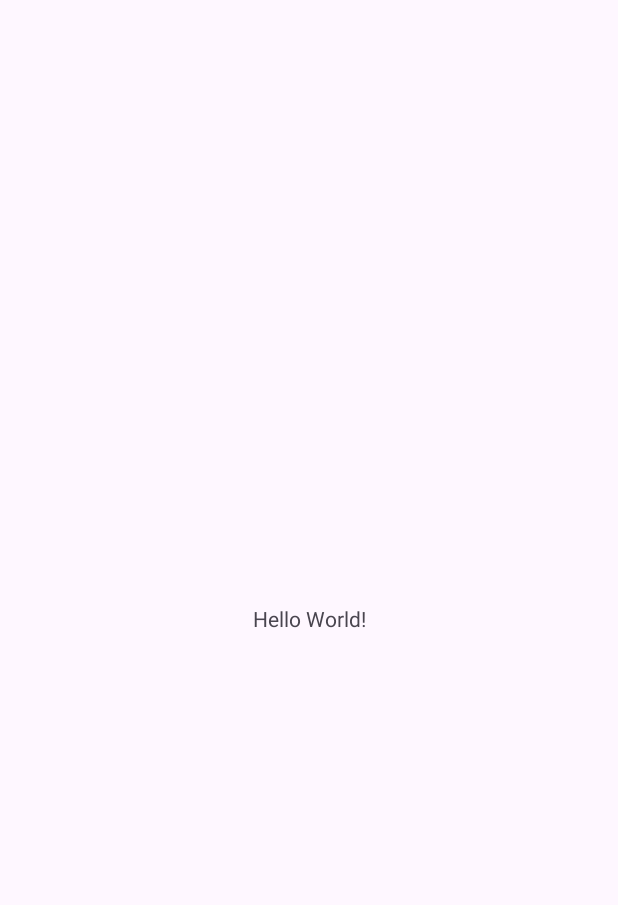
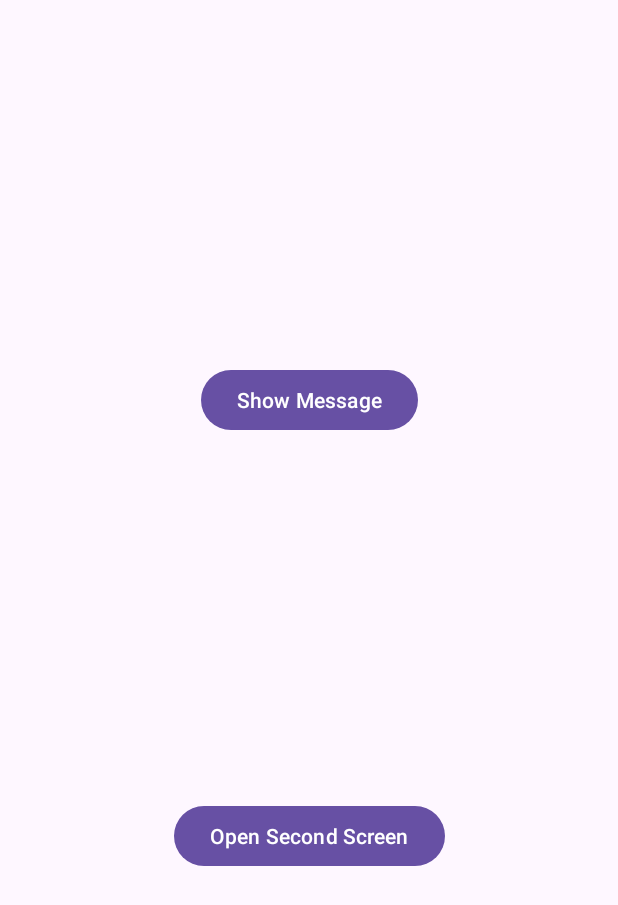
Before and after one commit to JhonZC11/APK, an Android app: the screen it shows after launch (MainActivity), on a phone screen of 412 x 824 dp. Before the commit the part shown is almost empty. Shown: the top 905 px of the screen. Run offline under Robolectric (Android 15) with nearby library versions, the phone set to English and light mode, and no system bars.

Commit message:
Se alcanzan resultados, luego de un rato

```diff
--- a/app/src/main/AndroidManifest.xml
+++ b/app/src/main/AndroidManifest.xml
@@ -13,6 +13,9 @@
         android:theme="@style/Theme.ADSO"
         tools:targetApi="31">
         <activity
+            android:name=".SecondActivity"
+            android:exported="false" />
+        <activity
             android:name=".MainActivity"
             android:exported="true">
             <intent-filter>
--- a/app/src/main/java/com/example/adso/MainActivity.kt
+++ b/app/src/main/java/com/example/adso/MainActivity.kt
@@ -1,20 +1,33 @@
 package com.example.adso
 
+import android.content.Intent
 import android.os.Bundle
-import androidx.activity.enableEdgeToEdge
+import android.widget.Button
+import android.widget.Toast
 import androidx.appcompat.app.AppCompatActivity
-import androidx.core.view.ViewCompat
-import androidx.core.view.WindowInsetsCompat
+
 
 class MainActivity : AppCompatActivity() {
     override fun onCreate(savedInstanceState: Bundle?) {
         super.onCreate(savedInstanceState)
-        enableEdgeToEdge()
         setContentView(R.layout.activity_main)
-        ViewCompat.setOnApplyWindowInsetsListener(findViewById(R.id.main)) { v, insets ->
-            val systemBars = insets.getInsets(WindowInsetsCompat.Type.systemBars())
-            v.setPadding(systemBars.left, systemBars.top, systemBars.right, systemBars.bottom)
-            insets
+
+        val showMessageButton = findViewById<Button>(R.id.button_show_message)
+        showMessageButton.setOnClickListener {
+            Toast.makeText(
+                this@MainActivity,
+                "Primer botón de mi app en android",
+                Toast.LENGTH_SHORT
+            ).show()
+        }
+
+        val openSecondActivityButton = findViewById<Button>(R.id.button_open_second_activity)
+        openSecondActivityButton.setOnClickListener {
+            val intent = Intent(
+                this@MainActivity,
+                SecondActivity::class.java
+            )
+            startActivity(intent)
         }
     }
 }
--- a/app/src/main/res/layout/activity_main.xml
+++ b/app/src/main/res/layout/activity_main.xml
@@ -2,18 +2,29 @@
 <androidx.constraintlayout.widget.ConstraintLayout xmlns:android="http://schemas.android.com/apk/res/android"
     xmlns:app="http://schemas.android.com/apk/res-auto"
     xmlns:tools="http://schemas.android.com/tools"
-    android:id="@+id/main"
     android:layout_width="match_parent"
     android:layout_height="match_parent"
     tools:context=".MainActivity">
 
-    <TextView
+    <Button
+        android:id="@+id/button_show_message"
         android:layout_width="wrap_content"
         android:layout_height="wrap_content"
-        android:text="Hello World!"
+        android:text="@string/button_show_message"
+        app:layout_constraintTop_toTopOf="parent"
+        app:layout_constraintBottom_toTopOf="@+id/button_open_second_activity"
+        app:layout_constraintStart_toStartOf="parent"
+        app:layout_constraintEnd_toEndOf="parent"/>
+
+    <Button
+        android:id="@+id/button_open_second_activity"
+        android:layout_width="wrap_content"
+        android:layout_height="wrap_content"
+        android:text="@string/button_open_second_activity"
+        app:layout_constraintTop_toBottomOf="@+id/button_show_message"
+        app:layout_constraintStart_toStartOf="parent"
+        app:layout_constraintEnd_toEndOf="parent"
         app:layout_constraintBottom_toBottomOf="parent"
-        app:layout_constraintEnd_toEndOf="parent"
-        app:layout_constraintStart_toStartOf="parent"
-        app:layout_constraintTop_toTopOf="parent" />
+        app:layout_constraintVertical_bias="0.5"/>
 
 </androidx.constraintlayout.widget.ConstraintLayout>
--- a/app/src/main/res/values/strings.xml
+++ b/app/src/main/res/values/strings.xml
@@ -1,3 +1,6 @@
 <resources>
-    <string name="app_name">ADSO</string>
+    <string name="app_name">MyFirstApp</string>
+    <string name="button_show_message">Show Message</string>
+    <string name="button_open_second_activity">Open Second Screen</string>
+    <string name="button_show_message_second">Show Message</string>
 </resources>
```
Also changed, not shown: app/src/main/java/com/example/adso/SecondActivity.kt (added, +21 -0 lines), app/src/main/res/layout/activity_second.xml (added, +19 -0 lines).
